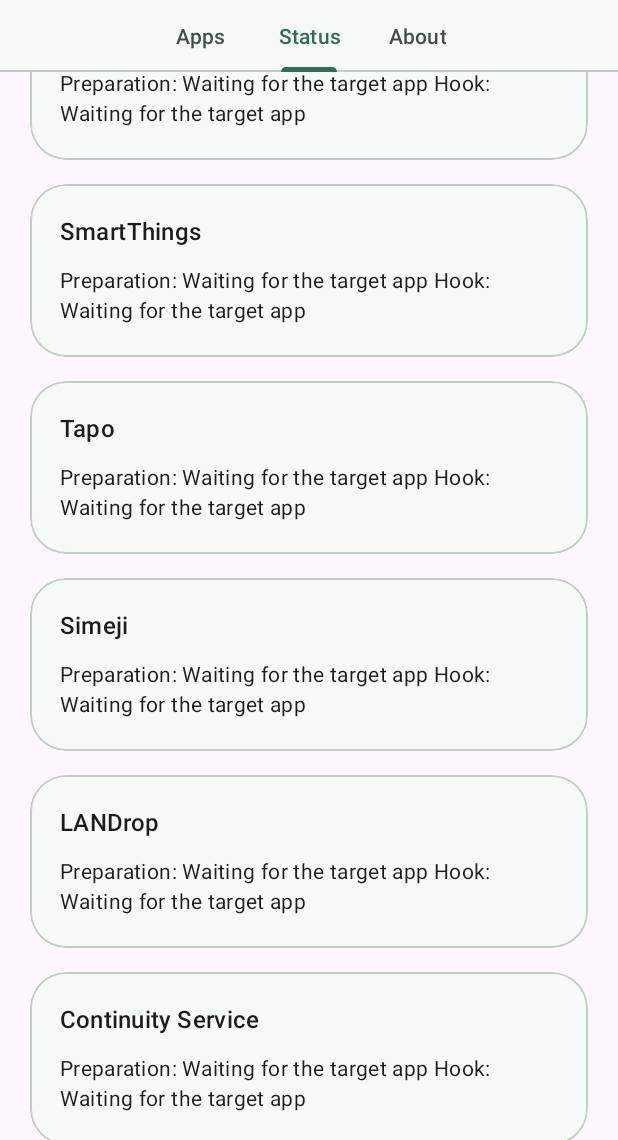
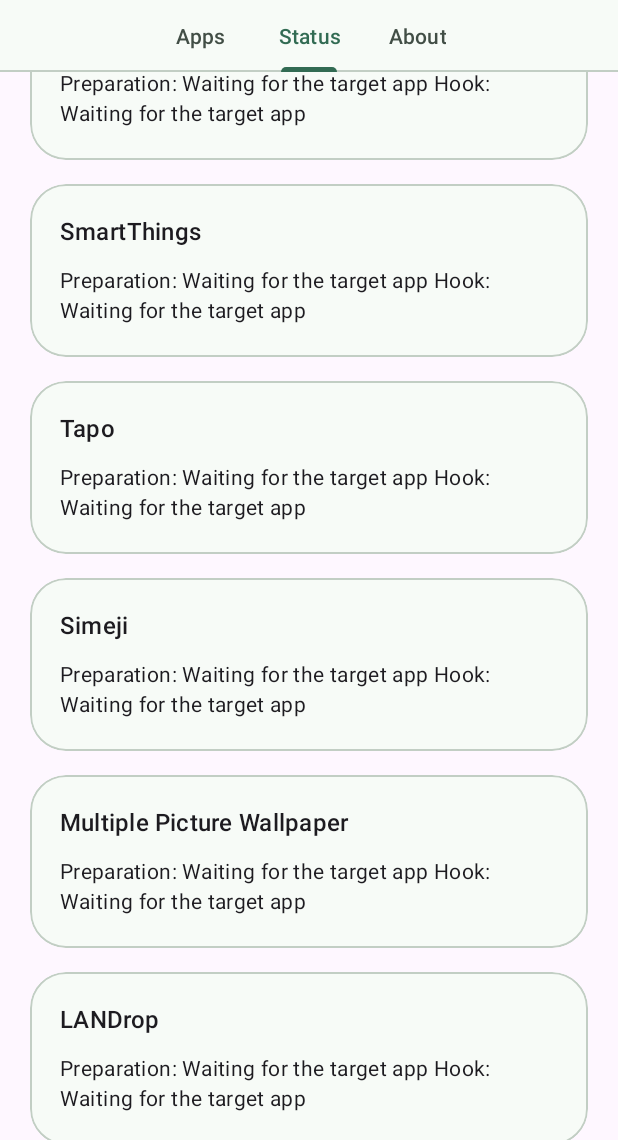
Before and after one commit to OneUI-Mods/app-battery-tools, an Android app: the screen it shows after launch (MainActivity), tab 2 chosen, scrolled down 996 dp, on a phone screen of 412 x 824 dp, the part 96-1236 px from its top. Run offline under Robolectric (Android 15) with nearby library versions, the phone set to English and light mode, and no system bars; libraries missing offline, so code that uses them is left out: io.github.libxposed.service; 1 statement that could not run was skipped.

Commit message:
App Battery Tools 0.5.5: release wallpaper GPU caches while hidden
Add Multiple Picture Wallpaper as a target. Four seconds after every
wallpaper engine is hidden, trim the wallpaper process's GPU caches.

Co-Authored-By: Claude Sonnet 5.5 <noreply@anthropic.com>

```diff
--- a/app/build.gradle.kts
+++ b/app/build.gradle.kts
@@ -13,8 +13,8 @@ android {
         applicationId = "dev.ryuya.appbatterytools"
         minSdk = 36
         targetSdk = 37
-        versionCode = 15
-        versionName = "0.5.4"
+        versionCode = 16
+        versionName = "0.5.5"
         testInstrumentationRunner = "dev.ryuya.appbatterytools.DiscoveryInstrumentation"
     }
     buildFeatures { buildConfig = true }
--- a/app/src/main/AndroidManifest.xml
+++ b/app/src/main/AndroidManifest.xml
@@ -10,6 +10,7 @@
         <package android:name="com.samsung.android.oneconnect" />
         <package android:name="com.tplink.iot" />
         <package android:name="com.adamrocker.android.input.simeji" />
+        <package android:name="jp.kamesan.android.multiple_picture_wallpaper_2" />
         <package android:name="app.landrop.landrop_flutter" />
         <package android:name="com.samsung.android.mcfds" />
         <package android:name="com.samsung.android.sead" />
--- a/app/src/main/java/dev/ryuya/appbatterytools/ExtraDiscovery.kt
+++ b/app/src/main/java/dev/ryuya/appbatterytools/ExtraDiscovery.kt
@@ -15,6 +15,7 @@ internal object ExtraDiscovery {
         // These two policies own Android BLE registrations, not protected/obfuscated app methods.
         if (packageName == Targets.GOVEE || packageName == Targets.SESAME)
             return mapOf("contract" to "android-ble-wifi")
+        if (packageName == Targets.WALLPAPER) return mapOf("contract" to "android-wallpaper-trim")
         System.loadLibrary("dexkit")
         return DexKitBridge.create(apk).use { bridge ->
             bridge.setThreadNum(2)
--- a/app/src/main/java/dev/ryuya/appbatterytools/ExtraHooks.kt
+++ b/app/src/main/java/dev/ryuya/appbatterytools/ExtraHooks.kt
@@ -52,6 +52,11 @@ internal class ExtraHooks(
                 Targets.GOVEE,
                 Targets.SESAME -> {
                     BleWifiHooks(module, context, report).install()
+                    return
+                }
+                Targets.WALLPAPER -> {
+                    WallpaperTrimHooks(module, report).install()
+                    report("active", null, null)
                     return
                 }
                 Targets.EQ -> equalizer(config)
--- a/app/src/main/java/dev/ryuya/appbatterytools/Targets.kt
+++ b/app/src/main/java/dev/ryuya/appbatterytools/Targets.kt
@@ -32,6 +32,7 @@ object Targets {
     const val LANDROP = "app.landrop.landrop_flutter"
     const val CONTINUITY = "com.samsung.android.mcfds"
     const val SEAD = "com.samsung.android.sead"
+    const val WALLPAPER = "jp.kamesan.android.multiple_picture_wallpaper_2"
     val all =
         listOf(
             Target(
@@ -126,6 +127,14 @@ object Targets {
                 listOf(Option("simeji_anr", R.string.simeji_anr)),
             ),
             Target(
+                WALLPAPER,
+                "Multiple Picture Wallpaper",
+                "76e0239e873aac356a9a6ec0191cefbfa18d4800787659ffd224fed2a98628e7",
+                "wallpaper-gpu-trim-v1",
+                R.string.wallpaper_detail,
+                listOf(Option("wallpaper_trim", R.string.wallpaper_trim)),
+            ),
+            Target(
                 LANDROP,
                 "LANDrop",
                 "0584d275bba139424710e7363a0466f985b3e520f418f39d97276392f30b95f9",
--- a/app/src/main/res/values/strings.xml
+++ b/app/src/main/res/values/strings.xml
@@ -71,4 +71,6 @@ Hook: %2$s
   <string name="sead_detail">After display adjustment finishes using a camera, its private worker may stop after one idle second. Queued callbacks and future submissions remain valid. Camera sampling, display adjustment and active camera workers are retained.</string>
     <string name="start_on_boot">Start automatically after device boot</string>
     <string name="start_on_boot_detail">Prepare settings after the first unlock. Turning this off keeps on-demand setup available when a supported app opens.</string>
+  <string name="wallpaper_trim">Release the live wallpaper’s GPU memory while it is hidden</string>
+  <string name="wallpaper_detail">Frees the wallpaper process’s GPU texture and window-buffer caches 4 seconds after every wallpaper engine is hidden. The pictures upload again the next time the wallpaper is drawn, so the first redraw after returning Home can take slightly longer. Wallpaper settings and images are untouched.</string>
 </resources>
```
Also changed, not shown: app/src/main/java/dev/ryuya/appbatterytools/WallpaperTrimHooks.kt (added, +72 -0 lines), 5 other files.
